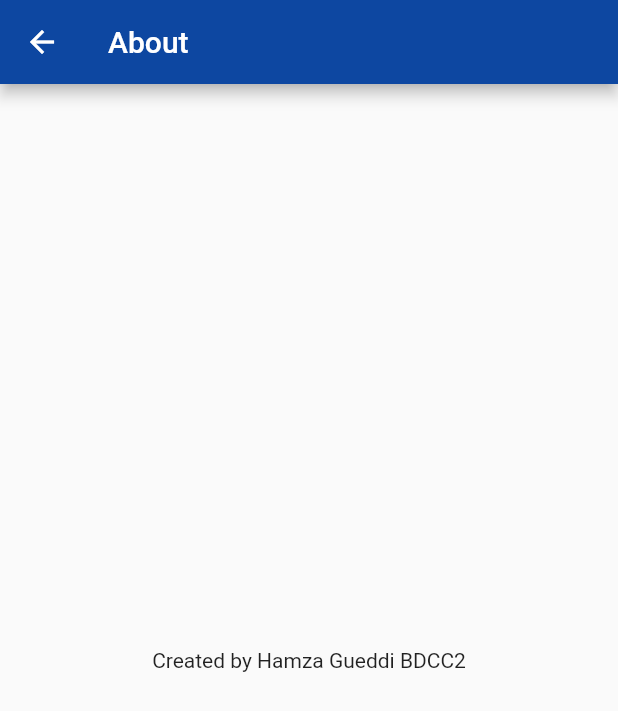
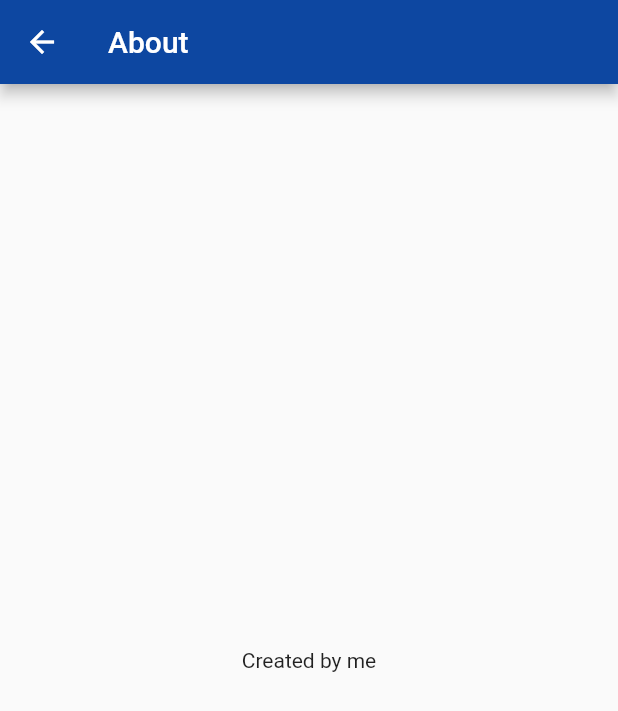
Before and after one commit to amira-haouet/cinema-manager, a Flutter app: the aboutPage screen opened directly, on a phone screen of 412 x 824 dp. Shown: the top 711 px of the screen. Run offline on Flutter 3.47's test engine with Material 2 defaults, Android fonts, the phone set to English and light mode, and no system bars.

Commit message:
update project

```diff
--- a/Cinema_Flutter_App/lib/GlobalVariables.dart
+++ b/Cinema_Flutter_App/lib/GlobalVariables.dart
@@ -1,6 +1,6 @@
 import 'package:flutter/material.dart';
 
 class GlobalData{
-  static String host="http://10.0.2.2:3000";
+  static String host="http://10.0.2.2.153:3000";
 
 }
--- a/Cinema_Flutter_App/lib/aboutPage.dart
+++ b/Cinema_Flutter_App/lib/aboutPage.dart
@@ -12,7 +12,7 @@ class _aboutPageState extends State<aboutPage> {
         title: Text("About"),
       ),
       body: Center(
-        child: Text("Created by Hamza Gueddi BDCC2"),
+        child: Text("Created by me"),
       ),
     );
   }
```
Also changed, not shown: 2 other files.
